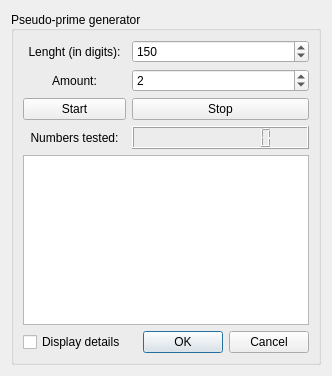
First picture: the form in cryptools/tools/primewidget.ui, repository CrypTools/software, before the edit.
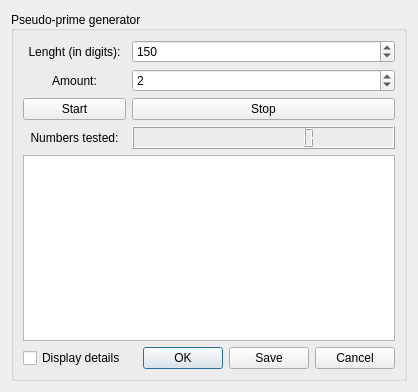
Second picture: the form after the edit.

The edit to the form file:
```diff
--- a/cryptools/tools/primewidget.ui
+++ b/cryptools/tools/primewidget.ui
@@ -6,8 +6,8 @@
    <rect>
     <x>0</x>
     <y>0</y>
-    <width>332</width>
-    <height>376</height>
+    <width>418</width>
+    <height>392</height>
    </rect>
   </property>
   <property name="windowTitle">
@@ -39,7 +39,7 @@
          <enum>Qt::Horizontal</enum>
         </property>
         <property name="standardButtons">
-         <set>QDialogButtonBox::Cancel|QDialogButtonBox::Ok</set>
+         <set>QDialogButtonBox::Cancel|QDialogButtonBox::Ok|QDialogButtonBox::Save</set>
         </property>
        </widget>
       </item>
```
